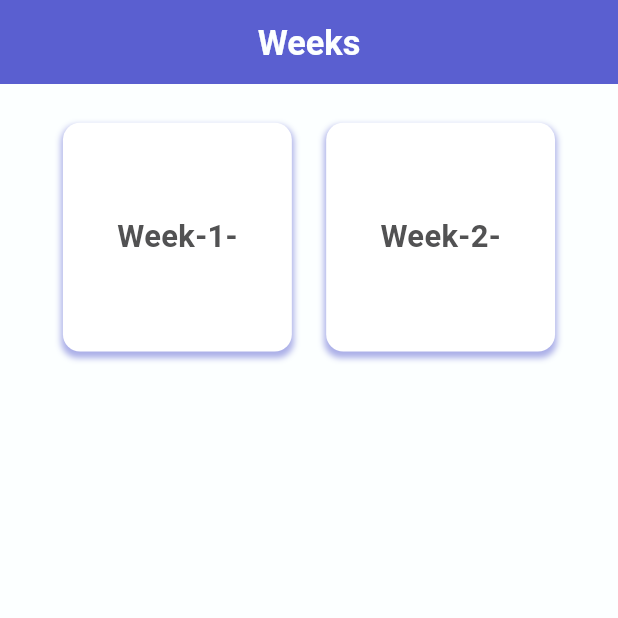
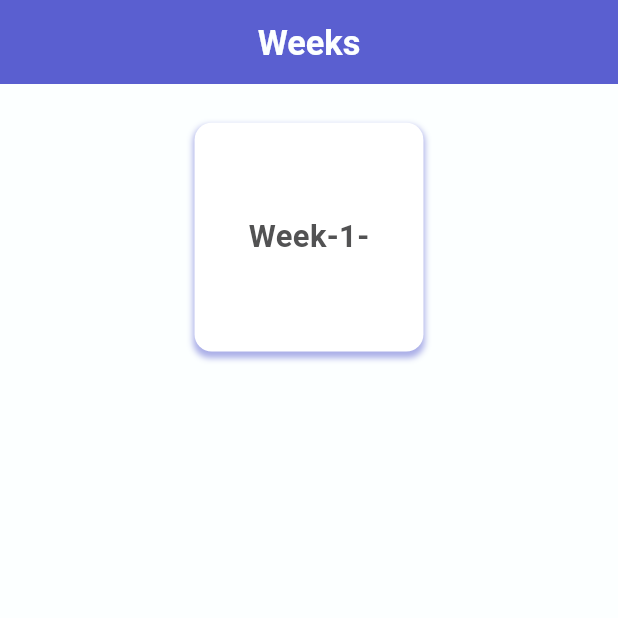
Before and after one commit to laith-alskaf/my_internship_pakistan, a Flutter app: the screen it shows after launch, on a phone screen of 412 x 824 dp, the top half of it. Run offline on Flutter 3.47's test engine with Material 3 defaults, Android fonts, the phone set to English and light mode, and no system bars; our stand-ins replace animate_do, flutter_screenutil, flutter_spinkit, get; Roboto replaces fonts that are missing (BalooBhaijaan2).

Commit message:
I add some animate and edit some views to increase performance

```diff
--- a/lib/app/my_app.dart
+++ b/lib/app/my_app.dart
@@ -2,7 +2,6 @@ import 'package:flutter/material.dart';
 import 'package:flutter_screenutil/flutter_screenutil.dart';
 import 'package:get/get.dart';
 import 'package:internship_pakistan/ui/views/splash_screen_view/splash_screen_view.dart';
-import 'package:internship_pakistan/ui/views/tasks_view/tasks_view.dart';
 
 class MyApp extends StatelessWidget {
   const MyApp({super.key});
@@ -20,7 +19,7 @@ class MyApp extends StatelessWidget {
             : Transition.cupertino,
         transitionDuration: const Duration(microseconds: 300),
         debugShowCheckedModeBanner: false,
-        title: 'Internship Pakstan',
+        title: 'Internship Pakistan',
         theme: ThemeData(
           primarySwatch: Colors.blue,
         ),
--- a/lib/ui/shared/colors.dart
+++ b/lib/ui/shared/colors.dart
@@ -2,25 +2,12 @@ import 'package:flutter/material.dart';
 
 class AppColors {
   static Color mainColor = const Color(0xFF5A5FD0);
-  static Color blueColor = const Color(0xFF0008C1);
-  static Color backgroundColor = const Color(0xFFE0E0E2);
-  static const Color mtnBrownColor = Color(0xFF3A2400);
-  static Color grey2 = const Color.fromRGBO(43, 47, 56, 1); //used
-  static Color mainBlackColor =const Color.fromRGBO(31, 31, 39, 1); //used
-  static const Color mtnYellowColor = Color(0xFFFEB300);
   static Color error = Colors.red.shade600;
   static Color success = Colors.green.shade600;
   static Color textColor = const Color(0xFF525253);
-  static const Color redColorSyriatel = Color(0xFFDD222B);
-  static const Color lightBlueColor = Color(0xFFF7FCFF);
-  static Color textColor2 = const Color(0xFF333333);
+  static const Color redColor= Color(0xFFDD222B);
   static Color whiteColor = const Color.fromRGBO(252, 255, 255, 1);
   static Color grayColor = const Color(0xFF929295);
-  static Color secondGray = const Color(0xFFEEEEEE);
   static const Color blackColor = Colors.black;
   static const Color greenColor = Colors.green;
-  static const secondColorMain = Color(0xFF011622);
-  static const Color colorBorder = Color(0xFF072A3D);
-  static Color mainRedColor = Colors.red;
-
 }
--- a/lib/ui/shared/custom_widget/custom_scaffold_task.dart
+++ b/lib/ui/shared/custom_widget/custom_scaffold_task.dart
@@ -20,7 +20,6 @@ class CustomScaffoldTask extends StatelessWidget {
     return SafeArea(
         child: Scaffold(
             backgroundColor: AppColors.whiteColor,
-            resizeToAvoidBottomInset: false,
             appBar: AppBar(
                 backgroundColor: AppColors.mainColor,
                 centerTitle: true,
@@ -41,6 +40,7 @@ class CustomScaffoldTask extends StatelessWidget {
                 )),
             body: Padding(
               padding: EdgeInsets.symmetric(vertical: 30.h, horizontal: 20.w),
+              child: SingleChildScrollView(
                 child: Column(
                   children: [
                     CustomText(
@@ -54,6 +54,7 @@ class CustomScaffoldTask extends StatelessWidget {
                     ...children
                   ],
                 ),
+              ),
             )));
   }
 }
--- a/lib/ui/shared/custom_widget/custom_text_field.dart
+++ b/lib/ui/shared/custom_widget/custom_text_field.dart
@@ -1,7 +1,6 @@
 import 'package:flutter/material.dart';
 import 'package:flutter_screenutil/flutter_screenutil.dart';
 import 'package:internship_pakistan/ui/shared/colors.dart';
-import 'package:internship_pakistan/ui/shared/utils.dart';
 
 class CustomTextFormField extends StatelessWidget {
   const CustomTextFormField({
--- a/lib/ui/views/splash_screen_view/splash_screen_controller.dart
+++ b/lib/ui/views/splash_screen_view/splash_screen_controller.dart
@@ -4,7 +4,7 @@ import 'package:internship_pakistan/ui/views/tasks_view/tasks_view.dart';
 class SplashScreenController extends GetxController {
   @override
   void onInit() {
-    Future.delayed(const Duration(seconds: 3)).then((value) {
+    Future.delayed(const Duration(seconds: 4)).then((value) {
       Get.offAll(const TasksView());
     });
     super.onInit();
--- a/lib/ui/views/tasks_view/tasks_controller.dart
+++ b/lib/ui/views/tasks_view/tasks_controller.dart
@@ -26,12 +26,6 @@ class TasksController extends GetxController {
                 ));
           })
     ]),
-    Week(numberWeek: 2, tasks: [
-      Task(id: 01, title: 'Build a Simple Counter App', goTo: () {}),
-      Task(id: 02, title: 'Create a Basic Contact Form', goTo: () {}),
-      Task(id: 03, title: 'Create a Basic Contact Form', goTo: () {}),
-      Task(id: 04, title: 'Create a Basic Contact Form', goTo: () {}),
-    ]),
   ];
 
   handleClickWeek({required int index}) {
--- a/lib/ui/views/tasks_view/tasks_widget/container_task.dart
+++ b/lib/ui/views/tasks_view/tasks_widget/container_task.dart
@@ -49,7 +49,7 @@ class ContainerTask extends StatelessWidget {
           // const Spacer(),
           if (task.done!=null) ...[
             (20.h).ph,
-            CustomText(text: 'Done', textType: TextStyleType.body,textColor: AppColors.greenColor,)
+            const CustomText(text: 'Done', textType: TextStyleType.body,textColor: AppColors.greenColor,)
           ]
         ],
       ),
--- a/lib/ui/views/week_1/task2_view/summary_view/summary_view.dart
+++ b/lib/ui/views/week_1/task2_view/summary_view/summary_view.dart
@@ -1,9 +1,9 @@
+import 'package:animate_do/animate_do.dart';
 import 'package:flutter/material.dart';
 import 'package:flutter_screenutil/flutter_screenutil.dart';
 import 'package:get/get.dart';
 import 'package:internship_pakistan/ui/models/info_model.dart';
 import 'package:internship_pakistan/ui/shared/colors.dart';
-import 'package:internship_pakistan/ui/shared/custom_widget/custom_button.dart';
 import 'package:internship_pakistan/ui/shared/custom_widget/custom_scaffold_task.dart';
 import 'package:internship_pakistan/ui/shared/custom_widget/custom_text.dart';
 import 'package:internship_pakistan/ui/shared/extension_sizebox.dart';
@@ -24,7 +24,8 @@ class SummaryView extends StatelessWidget {
             taskNumber: '2',
             children: [
               (20.h).ph,
-              Container(
+              ZoomIn(
+                child: Container(
                   padding: EdgeInsets.all(30.w),
                   alignment: Alignment.center,
                   decoration: BoxDecoration(
@@ -99,6 +100,7 @@ class SummaryView extends StatelessWidget {
                       ),
                     ],
                   ),
+                ),
               )
             ],
           );
--- a/lib/ui/views/week_1/task2_view/task2_view.dart
+++ b/lib/ui/views/week_1/task2_view/task2_view.dart
@@ -6,7 +6,6 @@ import 'package:get/get.dart';
 import 'package:internship_pakistan/ui/shared/colors.dart';
 import 'package:internship_pakistan/ui/shared/custom_widget/custom_button.dart';
 import 'package:internship_pakistan/ui/shared/custom_widget/custom_scaffold_task.dart';
-import 'package:internship_pakistan/ui/shared/custom_widget/custom_text.dart';
 import 'package:internship_pakistan/ui/shared/extension_sizebox.dart';
 import 'package:internship_pakistan/ui/shared/utils.dart';
 import 'package:internship_pakistan/ui/views/week_1/task2_view/task2_controller.dart';
@@ -84,10 +83,10 @@ class Task2View extends StatelessWidget {
                                     .validate()) {
                                   controller.loading = true;
                                   controller.update();
-                                  Future.delayed(const Duration(seconds: 2))
+                                  Future.delayed(
+                                          const Duration(seconds: 2))
                                       .then((value) {
                                     controller.handleSubmitInfo();
-
                                   });
                                 }
                               },
```
Also changed, not shown: lib/ui/views/splash_screen_view/splash_screen_view.dart (+11 -4 lines), lib/ui/views/week_1/task1_view/task1_view.dart (+16 -7 lines). Lines whose indentation alone changed are shown as unchanged.
